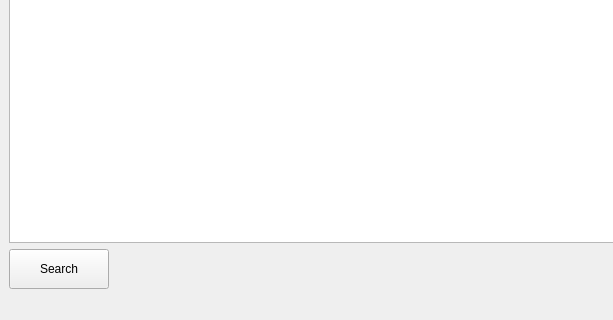
First picture: the form in src/MainWindow.ui, repository Jake-Andrews/NDVDetector, before the edit; both pictures show x 0 to 613 and y 280 to 600 of the 1000 by 600 pixel window.
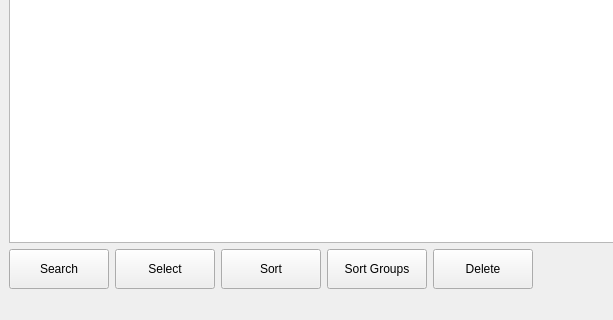
Second picture: the form after the edit.

Commit message: Sort video rows within groups and between groups. Video group header row now takes up the entire row instead of one column. MVC changes.

```diff
--- a/src/MainWindow.ui
+++ b/src/MainWindow.ui
@@ -35,6 +35,58 @@
         </property>
        </widget>
       </item>
+      <item>
+       <widget class="QPushButton" name="selectButton">
+        <property name="text">
+         <string>Select</string>
+        </property>
+        <property name="minimumSize">
+         <size>
+          <width>100</width>
+          <height>40</height>
+         </size>
+        </property>
+       </widget>
+      </item>
+      <item>
+       <widget class="QPushButton" name="sortButton">
+        <property name="text">
+         <string>Sort</string>
+        </property>
+        <property name="minimumSize">
+         <size>
+          <width>100</width>
+          <height>40</height>
+         </size>
+        </property>
+       </widget>
+      </item>
+      <item>
+       <widget class="QPushButton" name="sortGroupsButton">
+        <property name="text">
+         <string>Sort Groups</string>
+        </property>
+        <property name="minimumSize">
+         <size>
+          <width>100</width>
+          <height>40</height>
+         </size>
+        </property>
+       </widget>
+      </item>
+      <item>
+       <widget class="QPushButton" name="deleteButton">
+        <property name="text">
+         <string>Delete</string>
+        </property>
+        <property name="minimumSize">
+         <size>
+          <width>100</width>
+          <height>40</height>
+         </size>
+        </property>
+       </widget>
+      </item>
       <item>
        <spacer name="horizontalSpacer">
         <property name="orientation">
```
Left out of the diff: 2 changed lines with no effect on the pictures. The commit also changes 9 other files.
